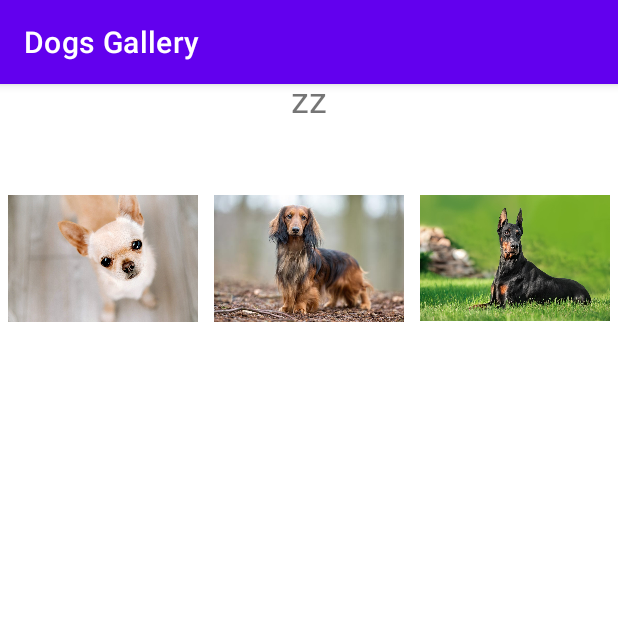
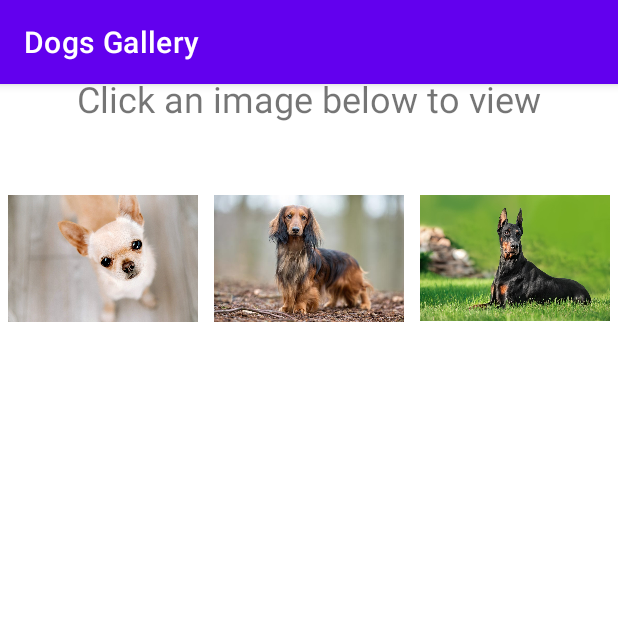
Before and after one commit to zxcipo753/newlab4_35, an Android app: the screen it shows after launch (SelectionActivity), on a phone screen of 412 x 824 dp, the top half of it. Run offline under Robolectric (Android 15) with nearby library versions, the phone set to English and light mode, and no system bars.

Commit message:
delete hard-coding

```diff
--- a/app/src/main/java/edu/temple/cis3515_assigment_4/SelectionActivity.kt
+++ b/app/src/main/java/edu/temple/cis3515_assigment_4/SelectionActivity.kt
@@ -38,16 +38,17 @@ class SelectionActivity : AppCompatActivity() {
     }
 
     private fun getData(): Array<ImageObject> {
-        return arrayOf(ImageObject("chihuahua", R.drawable.chihuahua),
-            ImageObject("dashshund",R.drawable.dashshund),
-            ImageObject("doberman", R.drawable.doberman),
-            ImageObject("goldenretriever",R.drawable.goldenretriever),
-            ImageObject("bulldog",R.drawable.bulldog),
-            ImageObject("pomeranian",R.drawable.pomeranian),
-            ImageObject("havanese",R.drawable.havanese),
-            ImageObject("corgi",R.drawable.corgi),
-            ImageObject("bernesemountain",R.drawable.bernesemountain),
-            ImageObject("bodercollie",R.drawable.bodercollie))
+        val dognames = resources.getStringArray(R.array.dog_names)
+        return arrayOf(ImageObject(dognames[0], R.drawable.chihuahua),
+            ImageObject(dognames[1],R.drawable.dashshund),
+            ImageObject(dognames[2], R.drawable.doberman),
+            ImageObject(dognames[3],R.drawable.goldenretriever),
+            ImageObject(dognames[4],R.drawable.bulldog),
+            ImageObject(dognames[5],R.drawable.pomeranian),
+            ImageObject(dognames[6],R.drawable.havanese),
+            ImageObject(dognames[7],R.drawable.corgi),
+            ImageObject(dognames[8],R.drawable.bernesemountain),
+            ImageObject(dognames[9],R.drawable.bodercollie))
 
     }
 
--- a/app/src/main/res/layout/activity_main.xml
+++ b/app/src/main/res/layout/activity_main.xml
@@ -20,7 +20,7 @@
         android:id="@+id/textView"
         android:layout_width="wrap_content"
         android:layout_height="wrap_content"
-        android:text="zz"
+        android:text="@string/instructions"
         android:textSize="24sp"
         android:visibility="visible"
         app:layout_constraintBottom_toTopOf="@+id/rcvView"
```
